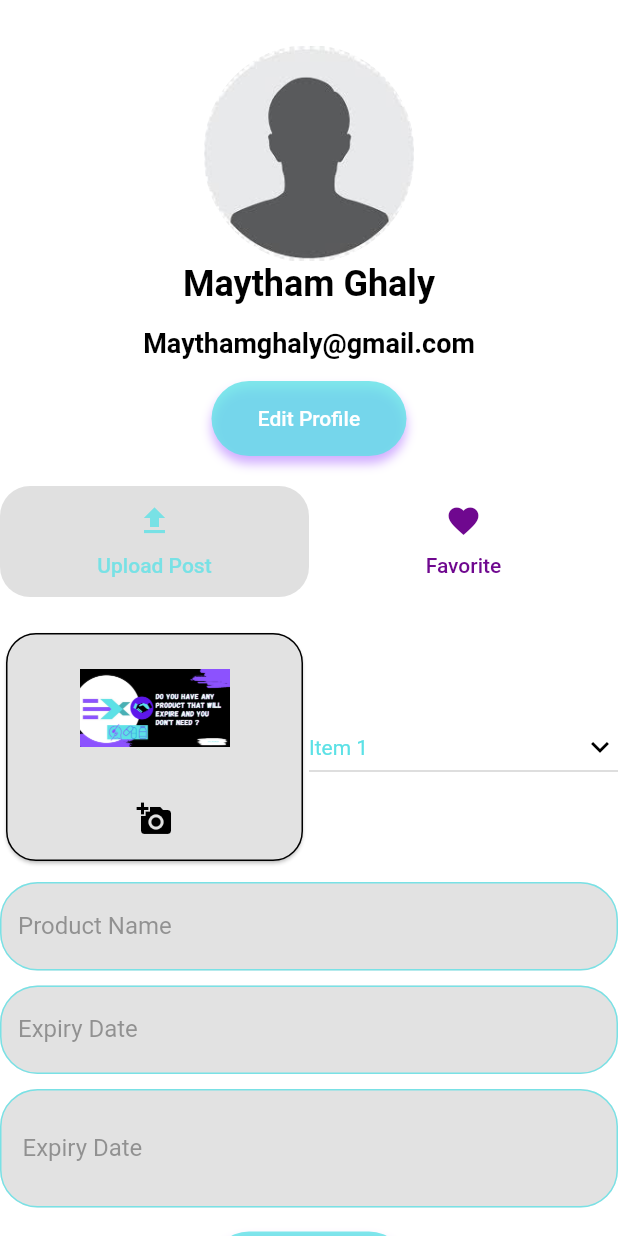
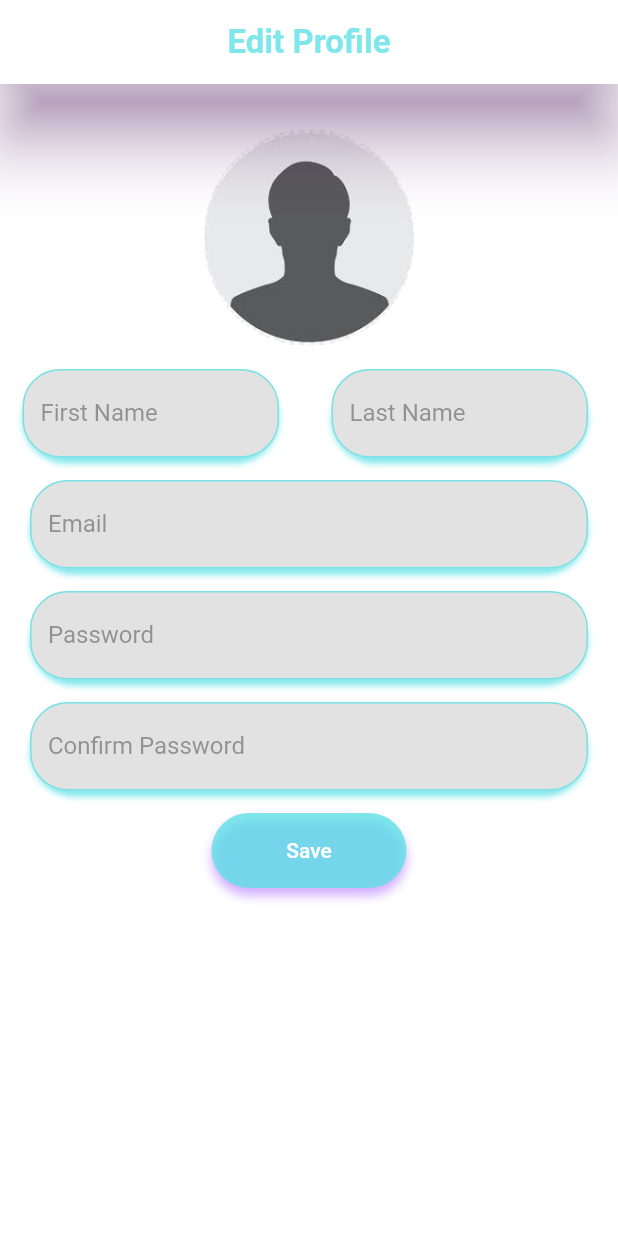
Before and after one commit to MaythamGhaly/exchange-app, a Flutter app: the Profile widget shown alone on an empty page, opened directly, after a tap on "Edit Profile", on a phone screen of 412 x 824 dp. Run offline on Flutter 3.47's test engine with Material 2 defaults, Android fonts, the phone set to English and light mode, and no system bars; our stand-ins replace carousel_slider, drop_shadow_image, image_picker, shared_preferences; accounts and stored records are empty.

Commit message:
frontend: add edit profile page

```diff
--- /dev/null
+++ b/frontend/lib/screens/editProfile.dart
@@ -0,0 +1,117 @@
+import 'package:flutter/material.dart';
+import 'package:drop_shadow_image/drop_shadow_image.dart';
+import 'package:frontend/screens/components/customTextForm.dart';
+
+import 'components/customButton.dart';
+import 'components/smallTextField.dart';
+
+class EditProfile extends StatefulWidget {
+  const EditProfile({super.key});
+
+  @override
+  _EditProfileState createState() => _EditProfileState();
+}
+
+class _EditProfileState extends State<EditProfile> {
+  TextEditingController _firstNameController = TextEditingController();
+  TextEditingController _lastNameController = TextEditingController();
+  TextEditingController _emailController = TextEditingController();
+  TextEditingController _passwordController = TextEditingController();
+  TextEditingController _confirmPasswordController = TextEditingController();
+
+  final _formKey = GlobalKey<FormState>();
+  hello() {
+    print('hello');
+  }
+
+  @override
+  Widget build(BuildContext context) {
+    return Scaffold(
+      appBar: AppBar(
+        centerTitle: true,
+        shadowColor: const Color.fromARGB(255, 111, 8, 143),
+        elevation: 20,
+        title: const Text(
+          'Edit Profile',
+          style: TextStyle(
+            color: Color.fromARGB(200, 92, 225, 230),
+            fontSize: 22,
+            fontWeight: FontWeight.bold,
+          ),
+        ),
+      ),
+      body: SingleChildScrollView(
+        child: Form(
+          key: _formKey,
+          child: Column(
+            children: <Widget>[
+              Container(
+                margin: const EdgeInsets.only(top: 30),
+                child: ClipRRect(
+                  borderRadius: BorderRadius.circular(120),
+                  child: Image.asset(
+                    'assets/profile.jpg',
+                    width: 140,
+                    height: 145,
+                  ),
+                ),
+              ),
+              Row(
+                children: <Widget>[
+                  Expanded(
+                    child: SmallTextForm.customText(
+                      context,
+                      'First Name',
+                      'enter your first name',
+                      _firstNameController,
+                    ),
+                  ),
+                  Expanded(
+                    child: SmallTextForm.customText(
+                      context,
+                      'Last Name',
+                      'enter your last name',
+                      _lastNameController,
+                    ),
+                  ),
+                ],
+              ),
+              CustomTextForm.customText(context, 'Email', 'Enter your email',
+                  _emailController, false, _passwordController, false),
+              CustomTextForm.customText(
+                  context,
+                  'Password',
+                  'Enter your password',
+                  _passwordController,
+                  true,
+                  _passwordController,
+                  true),
+              CustomTextForm.customText(
+                  context,
+                  'Confirm Password',
+                  'Enter your password',
+                  _confirmPasswordController,
+                  true,
+                  _passwordController,
+                  true),
+              CustomButton(
+                inputText: 'Save',
+                onpressed: () {
+                  if (_formKey.currentState!.validate()) {
+                    ScaffoldMessenger.of(context).showSnackBar(
+                      const SnackBar(content: Text('yes')),
+                    );
+                  } else {
+                    ScaffoldMessenger.of(context).showSnackBar(
+                      const SnackBar(content: Text('no')),
+                    );
+                  }
+                },
+              ),
+            ],
+          ),
+        ),
+      ),
+    );
+  }
+}
--- a/frontend/lib/screens/profile.dart
+++ b/frontend/lib/screens/profile.dart
@@ -4,6 +4,7 @@ import 'package:frontend/screens/login.dart';
 import 'chatingPage.dart';
 import 'components/customButton.dart';
 import 'components/uploadPost.dart';
+import 'editProfile.dart';
 
 class Profile extends StatefulWidget {
   @override
@@ -36,9 +37,6 @@ class _ProfileState extends State<Profile> with TickerProviderStateMixin {
   @override
   Widget build(BuildContext context) {
     return SingleChildScrollView(
-        scrollDirection: Axis.vertical,
-        child: Column(children: <Widget>[
-          SizedBox(
         child: Column(children: <Widget>[
       Container(
         margin: const EdgeInsets.only(top: 30),
@@ -73,7 +71,12 @@ class _ProfileState extends State<Profile> with TickerProviderStateMixin {
         Center(
           child: CustomButton(
             inputText: 'Edit Profile',
-                    onpressed: () {},
+            onpressed: () {
+              Navigator.push(
+                context,
+                MaterialPageRoute(builder: (context) => const EditProfile()),
+              );
+            },
           ),
         ),
       ])),
@@ -109,8 +112,7 @@ class _ProfileState extends State<Profile> with TickerProviderStateMixin {
             SizedBox(
               height: 500,
               child: GridView(
-                        gridDelegate:
-                            const SliverGridDelegateWithFixedCrossAxisCount(
+                gridDelegate: const SliverGridDelegateWithFixedCrossAxisCount(
                   // number of items per row
                   crossAxisCount: 2,
                   // vertical spacing between the items
@@ -121,8 +123,7 @@ class _ProfileState extends State<Profile> with TickerProviderStateMixin {
                 children: test
                     .map((item) => Card(
                           elevation: 10,
-                                  shadowColor:
-                                      const Color.fromARGB(255, 92, 225, 230),
+                          shadowColor: const Color.fromARGB(255, 92, 225, 230),
                           shape: RoundedRectangleBorder(
                               borderRadius: BorderRadius.circular(20)),
                           child: InkWell(
@@ -147,8 +148,6 @@ class _ProfileState extends State<Profile> with TickerProviderStateMixin {
           ],
         ),
       ),
-            ]),
-          ),
     ]));
   }
 }
```
Lines whose indentation alone changed are shown as unchanged.
